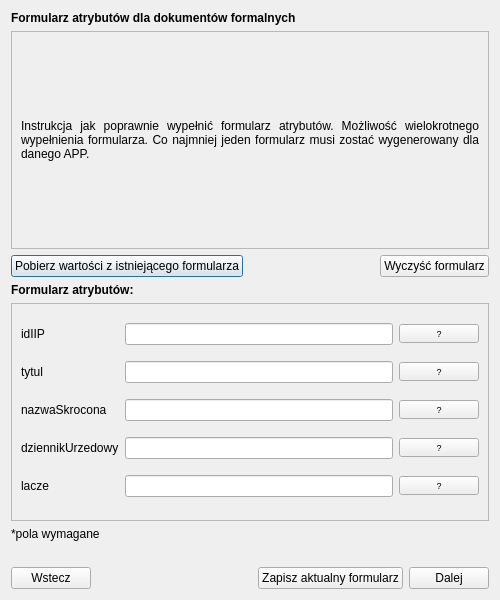
Old version of the form modules/app/views/ui/formularz_dokumenty_dialog_base.ui in the repository envirosolutionspl/wtyczka_qgis_app.
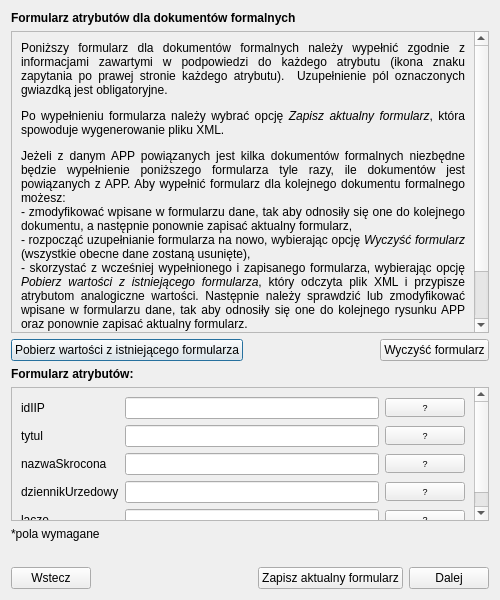
New version of the form.

What changed in the file:
```diff
--- a/modules/app/views/ui/formularz_dokumenty_dialog_base.ui
+++ b/modules/app/views/ui/formularz_dokumenty_dialog_base.ui
@@ -45,8 +45,8 @@
          <rect>
           <x>0</x>
           <y>0</y>
-          <width>478</width>
-          <height>193</height>
+          <width>484</width>
+          <height>228</height>
          </rect>
         </property>
         <layout class="QGridLayout" name="gridLayout">
@@ -58,7 +58,7 @@
             </font>
            </property>
            <property name="text">
-            <string>Instrukcja jak poprawnie wypełnić formularz atrybutów. Możliwość wielokrotnego wypełnienia formularza. Co najmniej jeden formularz musi zostać wygenerowany dla danego APP.</string>
+            <string>&lt;html&gt;&lt;head/&gt;&lt;body&gt;&lt;p&gt;Poniższy formularz dla dokumentów formalnych należy wypełnić zgodnie z informacjami zawartymi w podpowiedzi do każdego atrybutu (ikona znaku zapytania po prawej stronie każdego atrybutu).  Uzupełnienie pól oznaczonych gwiazdką jest obligatoryjne. &lt;/p&gt;&lt;p&gt;Po wypełnieniu formularza należy wybrać opcję &lt;span style=&quot; font-style:italic;&quot;&gt;Zapisz aktualny formularz&lt;/span&gt;, która spowoduje wygenerowanie pliku XML. &lt;/p&gt;&lt;p&gt;Jeżeli z danym APP powiązanych jest kilka dokumentów formalnych niezbędne będzie wypełnienie poniższego formularza tyle razy, ile dokumentów jest powiązanych z APP. Aby wypełnić formularz dla kolejnego dokumentu formalnego możesz: &lt;br/&gt;- zmodyfikować wpisane w formularzu dane, tak aby odnosiły się one do kolejnego dokumentu, a następnie ponownie zapisać aktualny formularz, &lt;br/&gt;- rozpocząć uzupełnianie formularza na nowo, wybierając opcję &lt;span style=&quot; font-style:italic;&quot;&gt;Wyczyść formularz&lt;/span&gt; (wszystkie obecne dane zostaną usunięte), &lt;br/&gt;- skorzystać z wcześniej wypełnionego i zapisanego formularza, wybierając opcję &lt;span style=&quot; font-style:italic;&quot;&gt;Pobierz wartości z istniejącego formularza&lt;/span&gt;, który odczyta plik XML i przypisze atrybutom analogiczne wartości. Następnie należy sprawdzić lub zmodyfikować wpisane w formularzu dane, tak aby odnosiły się one do kolejnego rysunku APP oraz ponownie zapisać aktualny formularz. &lt;/p&gt;&lt;p&gt;Należy pamiętać, że w końcowym kroku tego narzędzia, czyli w okienku &lt;span style=&quot; font-style:italic;&quot;&gt;Generowanie GML&lt;/span&gt; należy wgrać wszystkie (co najmniej jeden) formularze dla dokumentów formalnych.&lt;span style=&quot; font-family:'Times New Roman,serif';&quot;/&gt;&lt;/p&gt;&lt;/body&gt;&lt;/html&gt;</string>
            </property>
            <property name="alignment">
             <set>Qt::AlignJustify|Qt::AlignVCenter</set>
@@ -132,8 +132,8 @@
          <rect>
           <x>0</x>
           <y>0</y>
-          <width>478</width>
-          <height>193</height>
+          <width>484</width>
+          <height>228</height>
          </rect>
         </property>
         <layout class="QGridLayout" name="gridLayout_2">
```
